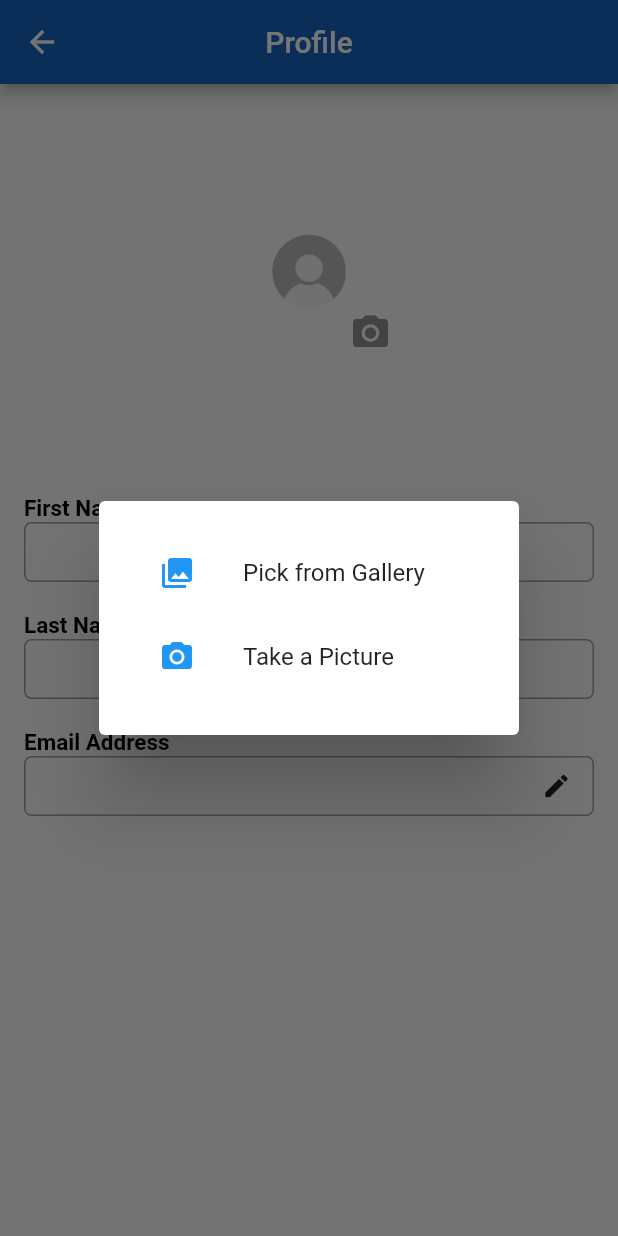
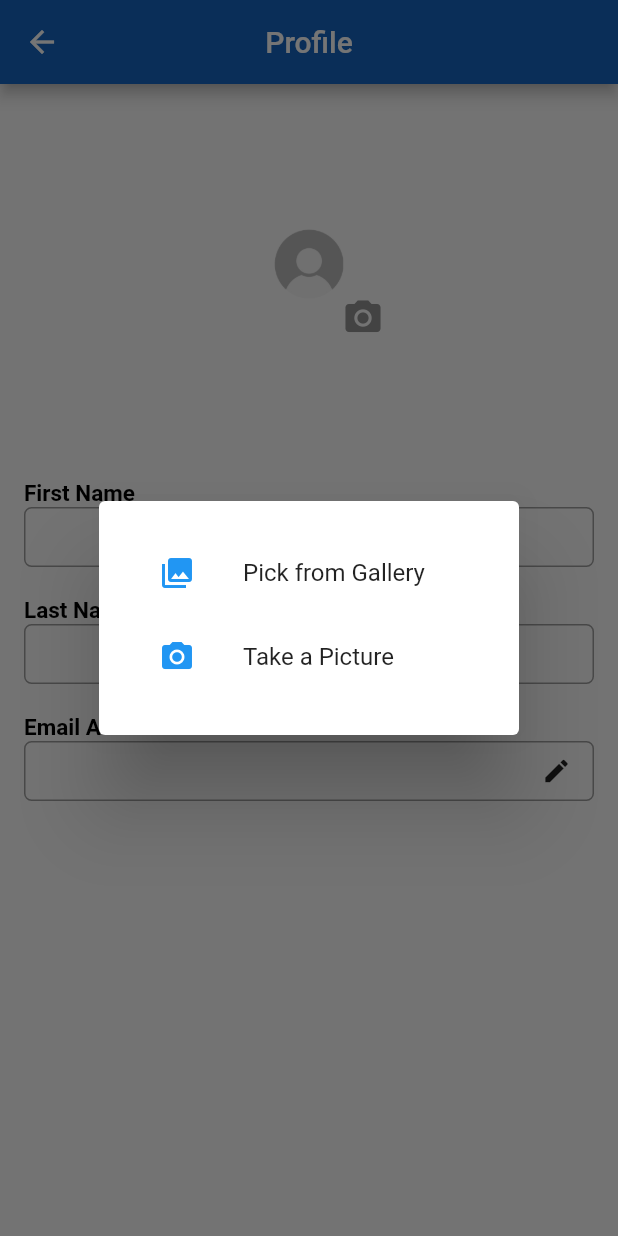
Before and after one commit to behhehong/UUM-FYP, a Flutter app: the Profile screen opened directly with empty values, after a tap on the "camera alt" icon, on a phone screen of 412 x 824 dp. Run offline on Flutter 3.47's test engine with Material 2 defaults, Android fonts, the phone set to English and light mode, and no system bars; our stand-ins replace email_validator, fluttertoast, font_awesome_flutter, google_fonts, image_cropper, image_picker and 1 more; missing offline and left inert: encryptor, linear_progress_bar; accounts and stored records are empty.

Commit message:
version 0.1

```diff
--- a/lib/forgetpass.dart
+++ /dev/null
@@ -1,17 +0,0 @@
-import 'package:flutter/material.dart';
-
-class MyApp extends StatelessWidget {
-  const MyApp({Key? key}) : super(key: key);
-
-  @override
-  Widget build(BuildContext context) {
-    return  Scaffold(
-        appBar: AppBar(
-          title: const Text('Material App Bar'),
-        ),
-        body: const Center(
-          child: Text('Hello World'),
-        ),
-      );
-  }
-}
--- a/lib/profile.dart
+++ b/lib/profile.dart
@@ -36,23 +36,21 @@ class _ProfileState extends State<Profile> {
               Center(
                 child: Stack(
                   children: <Widget>[
-                    Container(
-                      height: 150,
-                      width: 150,
-                      decoration: const BoxDecoration(
-                        shape: BoxShape.circle,
+                    CircleAvatar(
+                      backgroundColor: Colors.transparent,
+                      radius: 70,
+                      child: ClipRRect(
+                        borderRadius: BorderRadius.circular(100),
+                        child: _image == null
+                            ? Image.asset(pathAsset)
+                            : Image.file(_image),
                       ),
-                      child: _image == null
-                          ? Image.asset(pathAsset)
-                          : Image.file(_image, fit: BoxFit.fill),
                     ),
                     Positioned(
                       bottom: 20.0,
                       right: 20.0,
                       child: InkWell(
-                        onTap: () {
-                          _showPickOptionsDialog();
-                        },
+                        onTap: () => {_showPickOptionsDialog()},
                         child: const Icon(Icons.camera_alt,
                             color: Color(0xFF919191), size: 28.0),
                       ),
@@ -180,7 +178,7 @@ class _ProfileState extends State<Profile> {
     );
   }
 
-  _showPickOptionsDialog() {
+    _showPickOptionsDialog() {
     showDialog(
       context: context,
       builder: (BuildContext context) => AlertDialog(
@@ -193,20 +191,17 @@ class _ProfileState extends State<Profile> {
                 color: Colors.blue,
               ),
               title: const Text("Pick from Gallery"),
-              onTap: () {
-                Navigator.of(context).pop();
-                _galleryPicker;
+              onTap: () => {
+                Navigator.of(context).pop(),
+                _galleryPicker(),
               },
             ),
             ListTile(
-              leading: const Icon(
-                Icons.photo_camera,
-                color: Colors.blue,
-              ),
+              leading: const Icon(Icons.photo_camera, color: Colors.blue),
               title: const Text("Take a Picture"),
-              onTap: () {
-                Navigator.of(context).pop();
-                _cameraPicker;
+              onTap: () => {
+                Navigator.of(context).pop(),
+                _cameraPicker(),
               },
             )
           ],
--- a/pubspec.yaml
+++ b/pubspec.yaml
@@ -39,7 +39,7 @@ dependencies:
   google_fonts: ^2.3.2
   http: ^0.13.4
   image_cropper: ^1.4.1
-  image_picker: ^0.8.5+3
+  image_picker: ^0.8.5
   linear_progress_bar: ^1.1.0
   progress_indicator: ^0.2.2
   shared_preferences: ^2.0.13
```
Also changed, not shown: 1 other file.
